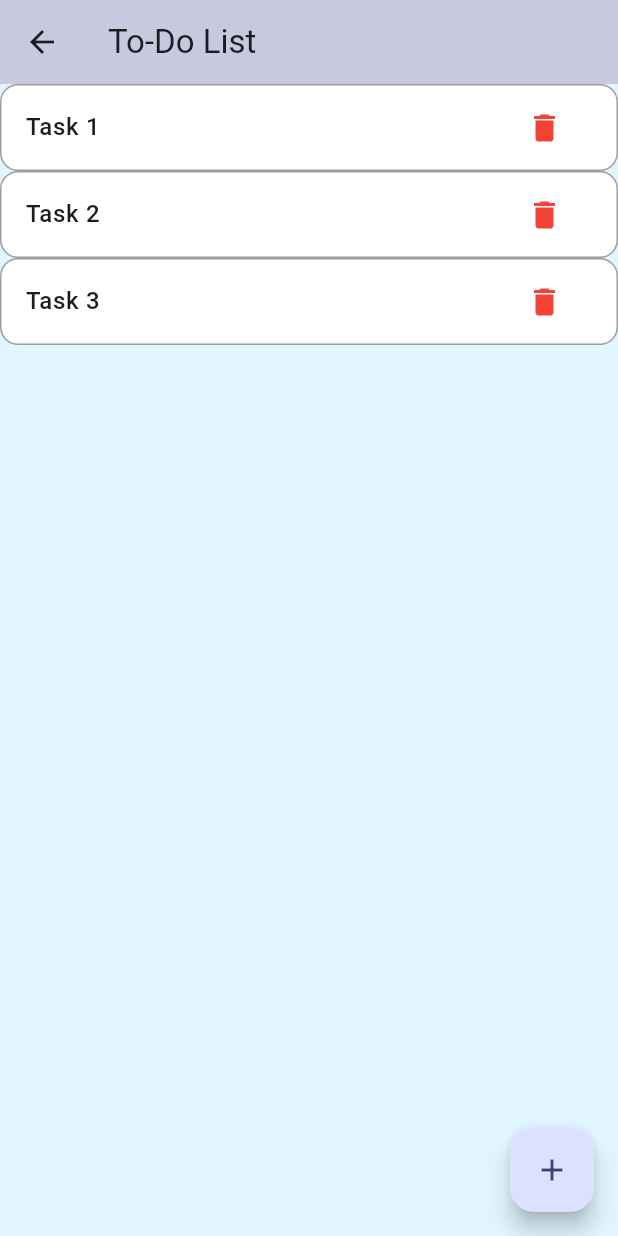
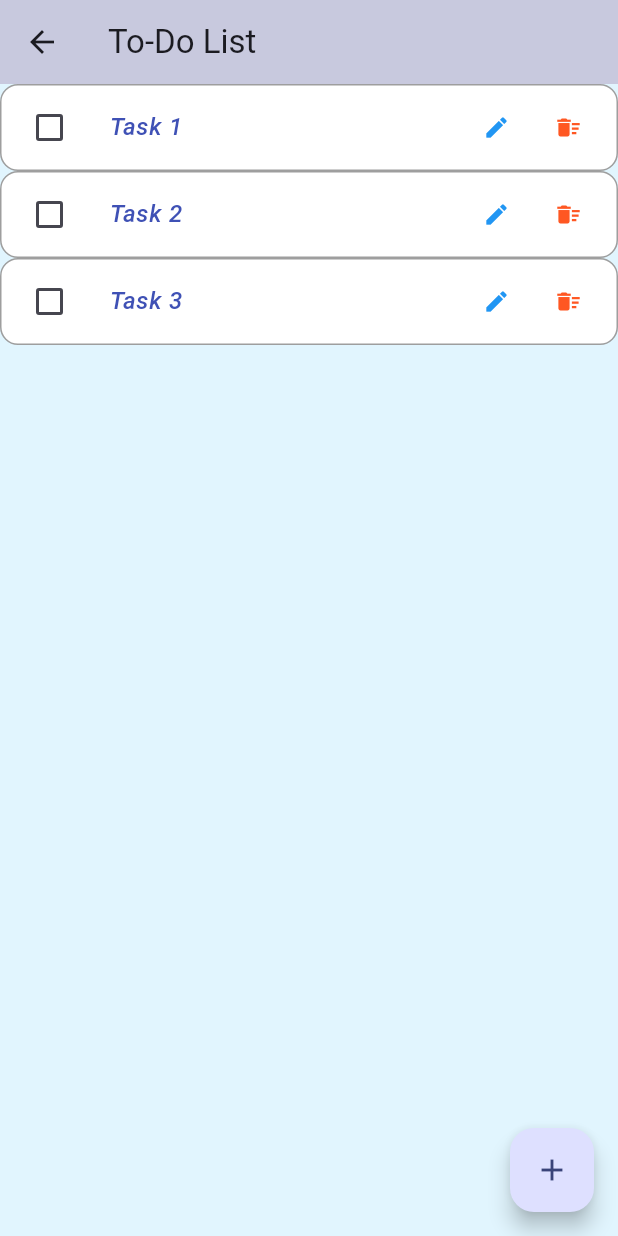
Before and after one commit to Spartakm67/flutter_home_work8, a Flutter app: the TodoScreen screen opened by its route, on a phone screen of 412 x 824 dp. Run offline on Flutter 3.47's test engine with Material 3 defaults, Android fonts, the phone set to English and light mode, and no system bars; our stand-ins replace flutter_dotenv.

```diff
--- a/lib/screens/todo_screen.dart
+++ b/lib/screens/todo_screen.dart
@@ -1,7 +1,6 @@
 import 'package:flutter/material.dart';
 import 'package:flutter_home_work8/styles/container_styles.dart';
-// import 'package:flutter_home_work7/widgets/profile_header.dart';
-// import 'package:flutter_home_work7/widgets/user_status_widget_stateful.dart';
+import 'package:flutter_home_work8/styles/text_styles.dart';
 
 class TodoScreen extends StatefulWidget {
   const TodoScreen({super.key});
@@ -13,10 +12,14 @@ class TodoScreen extends StatefulWidget {
 class TodoScreenState extends State<TodoScreen> {
   final GlobalKey<AnimatedListState> _listKey = GlobalKey<AnimatedListState>();
   final List<String> _items = ['Task 1', 'Task 2', 'Task 3'];
+  final List<bool> _completed = [false, false, false];
 
   void _addItem() {
     const index = 0;
-    _items.insert(index, 'Task 1');
+    setState(() {
+      _items.insert(index, 'Task 1');
+      _completed.insert(index, false);
+    });
 
     _updateItemNumbers();
     _listKey.currentState?.insertItem(index);
@@ -24,13 +27,16 @@ class TodoScreenState extends State<TodoScreen> {
 
   void _removeItem(int index) {
     final removedItem = _items[index];
-    _items.removeAt(index);
+    setState(() {
+      _items.removeAt(index);
+      _completed.removeAt(index);
+    });
 
     _updateItemNumbers();
 
     _listKey.currentState?.removeItem(
       index,
-          (context, animation) => SizeTransition(
+      (context, animation) => SizeTransition(
         sizeFactor: animation,
         child: Container(
           color: Colors.redAccent,
@@ -56,12 +62,10 @@ class TodoScreenState extends State<TodoScreen> {
     return Dismissible(
       key: Key(item),
       direction: DismissDirection.horizontal,
-
       confirmDismiss: (direction) async {
         _removeItem(index);
         return false;
       },
-
       background: Container(
         color: Colors.red,
         alignment: Alignment.centerRight,
@@ -73,10 +77,44 @@ class TodoScreenState extends State<TodoScreen> {
         child: Container(
           decoration: ContainerStyles.containerTask,
           child: ListTile(
-            title: Text(item, style: const TextStyle(fontSize: 16, fontWeight: FontWeight.w500),),
-            trailing: IconButton(
-              icon: const Icon(Icons.delete, color: Colors.red),
-              onPressed: () => _removeItem(index),
+            tileColor: _completed[index] ? Colors.green[100] : null,
+            contentPadding: const EdgeInsets.symmetric(horizontal: 8),
+            title: Text(
+              item,
+              style: TextStyles.tileText,
+            ),
+            leading: Checkbox(
+                value: _completed[index],
+                onChanged: (bool? value) {
+                  setState(() {
+                    _completed[index] = value ?? false;
+                  });
+                },),
+
+              trailing: Row(
+              mainAxisSize: MainAxisSize.min,
+              children: [
+                IconButton(
+                  icon: const Icon(Icons.edit, color: Colors.blue),
+                  iconSize: 18,
+                  onPressed: () {
+                    // final editFeature = EditFeature();
+                    // editFeature.editTask(
+                    //   context,
+                    //   task['id'],
+                    //   task['item'],
+                    // );
+                  },
+                ),
+                IconButton(
+                  icon: const Icon(
+                    Icons.delete_sweep,
+                    color: Colors.deepOrange,
+                  ),
+                  iconSize: 18,
+                  onPressed: () => _removeItem(index),
+                ),
+              ],
             ),
           ),
         ),
--- a/lib/styles/text_styles.dart
+++ b/lib/styles/text_styles.dart
@@ -71,4 +71,12 @@ class TextStyles {
       overflow: TextOverflow.visible,
     );
   }
+
+  static const TextStyle tileText = TextStyle(
+    fontSize: 16,
+    color: Colors.indigo,
+    fontStyle: FontStyle.italic,
+    fontWeight: FontWeight.w500,
+  );
+
 }
```
Also changed, not shown: lib/styles/add_task_dialog_styles.dart (added, +25 -0 lines), lib/styles/snack_bar_styles.dart (added, +15 -0 lines), lib/widgets/add_task_dialog.dart (added, +83 -0 lines).
